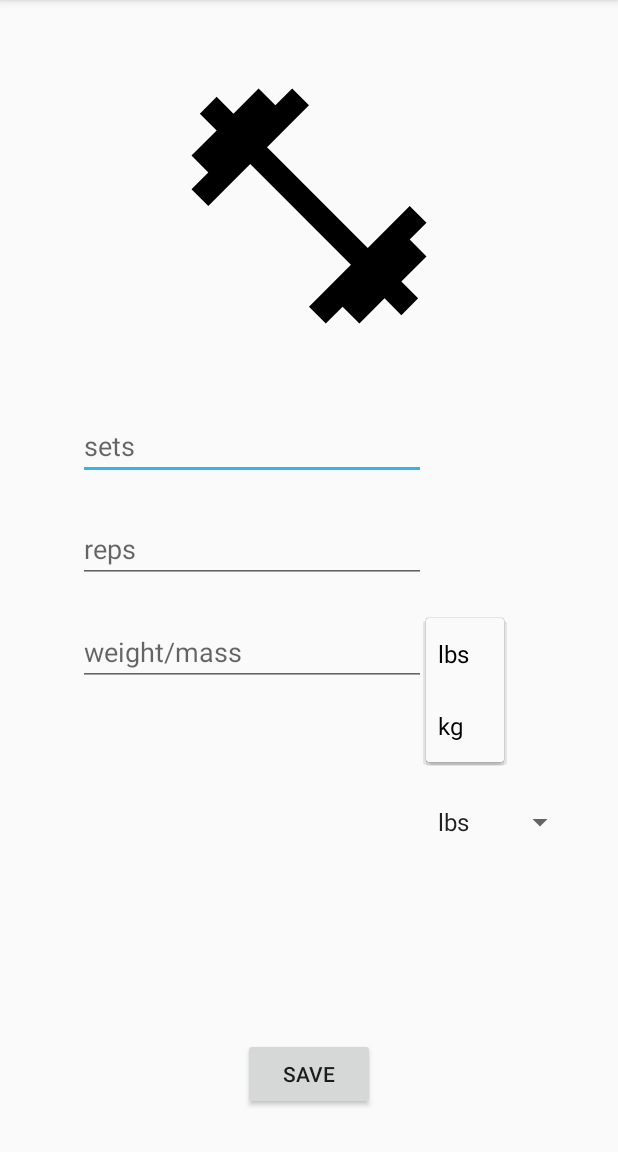
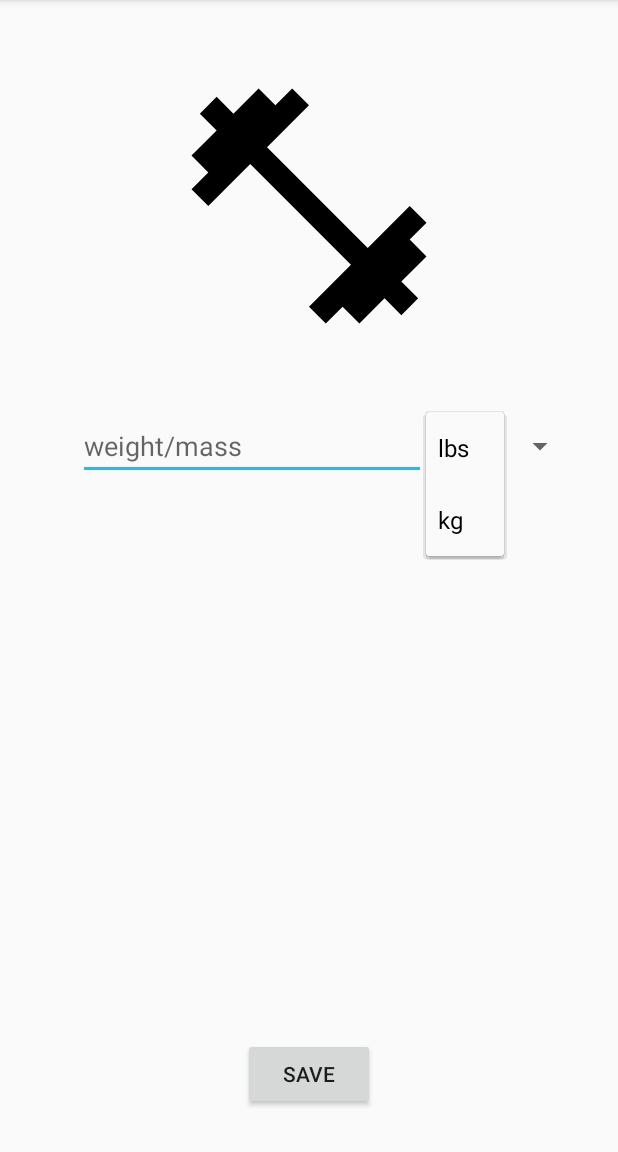
Before and after one commit to rlundquist3/liftsense, an Android app: the fragment ExerciseDetailFragment shown on its own in the app's theme, after a tap on "lbs", on a phone screen of 412 x 824 dp, the part 84-1236 px from its top. Run offline under Robolectric (Android 15) with nearby library versions, the phone set to English and light mode, and no system bars; our stand-ins replace Firebase (no records; nobody signed in at launch, a user with empty details on screens opened directly); 1 statement that could not run was skipped.

Commit message:
set up minimum app

```diff
--- a/app/src/main/java/com/rileylundquist/liftsense/MainActivity.java
+++ b/app/src/main/java/com/rileylundquist/liftsense/MainActivity.java
@@ -48,7 +48,8 @@ public class MainActivity extends AppCompatActivity
                 return;
             }
 
-            goToWorkout();
+//            goToWorkout();
+            goToCamera();
         }
     }
 
--- a/app/src/main/res/layout/fragment_exercise_detail.xml
+++ b/app/src/main/res/layout/fragment_exercise_detail.xml
@@ -26,40 +26,13 @@
         android:layout_height="wrap_content"
         android:inputType="number|numberDecimal"
         android:ems="10"
-        android:id="@+id/sets_field"
-        android:layout_marginLeft="52dp"
-        android:layout_marginBottom="23dp"
-        android:layout_below="@+id/imageView2"
-        android:layout_alignParentStart="true"
-        android:layout_toStartOf="@+id/unit_spinner"
-        android:autoText="false"
-        android:hint="sets" />
-
-    <EditText
-        android:layout_width="140dp"
-        android:layout_height="wrap_content"
-        android:inputType="number|numberDecimal"
-        android:ems="10"
-        android:id="@+id/reps_field"
-        android:layout_marginLeft="52dp"
-        android:layout_marginBottom="23dp"
-        android:layout_below="@+id/sets_field"
-        android:layout_alignParentStart="true"
-        android:layout_toStartOf="@+id/unit_spinner"
-        android:hint="reps" />
-
-    <EditText
-        android:layout_width="140dp"
-        android:layout_height="wrap_content"
-        android:inputType="number|numberDecimal"
-        android:ems="10"
         android:id="@+id/weight_field"
         android:layout_marginLeft="52dp"
         android:layout_marginStart="53dp"
-        android:layout_below="@+id/reps_field"
         android:layout_alignParentStart="true"
         android:layout_toStartOf="@+id/unit_spinner"
-        android:hint="weight/mass" />
+        android:hint="weight/mass"
+        android:layout_below="@+id/imageView2" />
 
     <Spinner
         android:layout_width="100dp"
@@ -69,7 +42,7 @@
         android:entries="@array/unit_selection"
         android:layout_alignTop="@+id/weight_field"
         android:layout_alignEnd="@+id/button"
-        android:layout_above="@+id/button" />
+        android:layout_alignBottom="@+id/weight_field" />
 
     <ImageButton
         android:layout_width="wrap_content"
```
Also changed, not shown: app/src/main/res/menu/activity_main_drawer.xml (+1 -17 lines).
